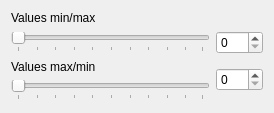
alexbruy/raster-transparency, file ui/rastertransparencywidgetbase.ui: the form before one commit.
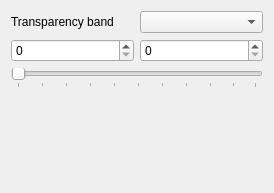
The form after the commit. Custom widgets are drawn as their Qt base class.

The edit to the form file:
```diff
--- a/ui/rastertransparencywidgetbase.ui
+++ b/ui/rastertransparencywidgetbase.ui
@@ -7,60 +7,13 @@
     <x>0</x>
     <y>0</y>
     <width>274</width>
-    <height>113</height>
+    <height>193</height>
    </rect>
   </property>
   <property name="windowTitle">
    <string>Form</string>
   </property>
   <layout class="QGridLayout" name="gridLayout">
-   <item row="3" column="0">
-    <widget class="QSlider" name="sliderEnd">
-     <property name="orientation">
-      <enum>Qt::Horizontal</enum>
-     </property>
-     <property name="tickPosition">
-      <enum>QSlider::TicksBelow</enum>
-     </property>
-    </widget>
-   </item>
-   <item row="2" column="1" rowspan="2">
-    <widget class="QSpinBox" name="spinEnd"/>
-   </item>
-   <item row="1" column="1">
-    <widget class="QSpinBox" name="spinStart">
-     <property name="maximum">
-      <number>100</number>
-     </property>
-    </widget>
-   </item>
-   <item row="1" column="0">
-    <widget class="QSlider" name="sliderStart">
-     <property name="value">
-      <number>0</number>
-     </property>
-     <property name="orientation">
-      <enum>Qt::Horizontal</enum>
-     </property>
-     <property name="tickPosition">
-      <enum>QSlider::TicksBelow</enum>
-     </property>
-    </widget>
-   </item>
-   <item row="0" column="0">
-    <widget class="QLabel" name="label">
-     <property name="text">
-      <string>Values min/max</string>
-     </property>
-    </widget>
-   </item>
-   <item row="2" column="0">
-    <widget class="QLabel" name="label_2">
-     <property name="text">
-      <string>Values max/min</string>
-     </property>
-    </widget>
-   </item>
    <item row="4" column="0" colspan="2">
     <spacer name="verticalSpacer">
      <property name="orientation">
@@ -74,8 +27,54 @@
      </property>
     </spacer>
    </item>
+   <item row="3" column="0" colspan="2">
+    <widget class="QRangeSlider" name="sliderValues">
+     <property name="value">
+      <number>0</number>
+     </property>
+     <property name="orientation">
+      <enum>Qt::Horizontal</enum>
+     </property>
+     <property name="tickPosition">
+      <enum>QSlider::TicksBelow</enum>
+     </property>
+    </widget>
+   </item>
+   <item row="1" column="1">
+    <widget class="QgsSpinBox" name="spnUpper"/>
+   </item>
+   <item row="1" column="0">
+    <widget class="QgsSpinBox" name="spnLower"/>
+   </item>
+   <item row="0" column="0">
+    <widget class="QLabel" name="label">
+     <property name="text">
+      <string>Transparency band</string>
+     </property>
+    </widget>
+   </item>
+   <item row="0" column="1">
+    <widget class="QgsRasterBandComboBox" name="cmbBand"/>
+   </item>
   </layout>
  </widget>
+ <customwidgets>
+  <customwidget>
+   <class>QRangeSlider</class>
+   <extends>QSlider</extends>
+   <header>rastertransparency.gui.qrangeslider</header>
+  </customwidget>
+  <customwidget>
+   <class>QgsRasterBandComboBox</class>
+   <extends>QComboBox</extends>
+   <header>qgis.gui</header>
+  </customwidget>
+  <customwidget>
+   <class>QgsSpinBox</class>
+   <extends>QSpinBox</extends>
+   <header>qgis.gui</header>
+  </customwidget>
+ </customwidgets>
  <resources/>
  <connections/>
 </ui>
```
